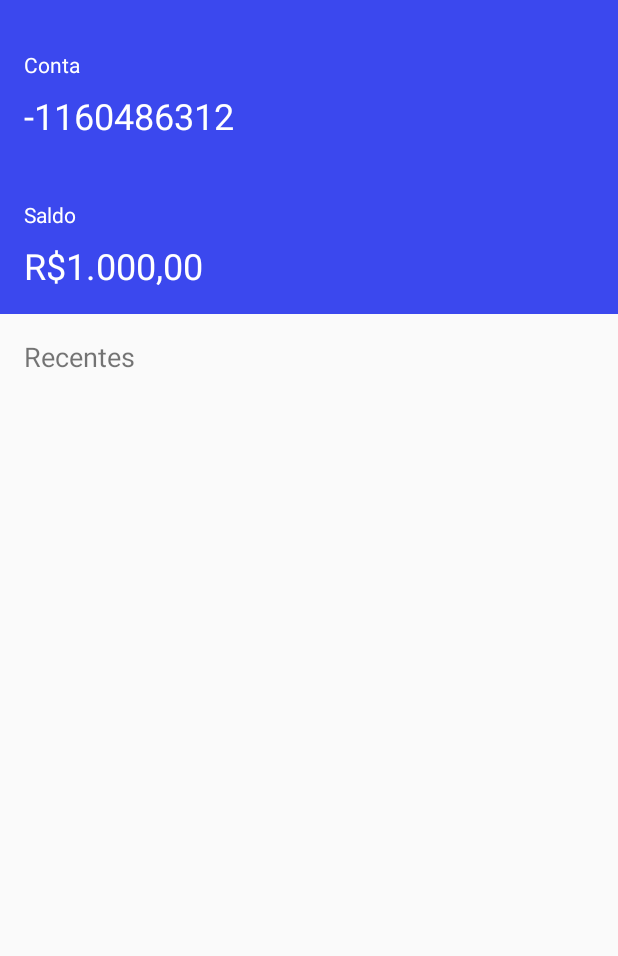
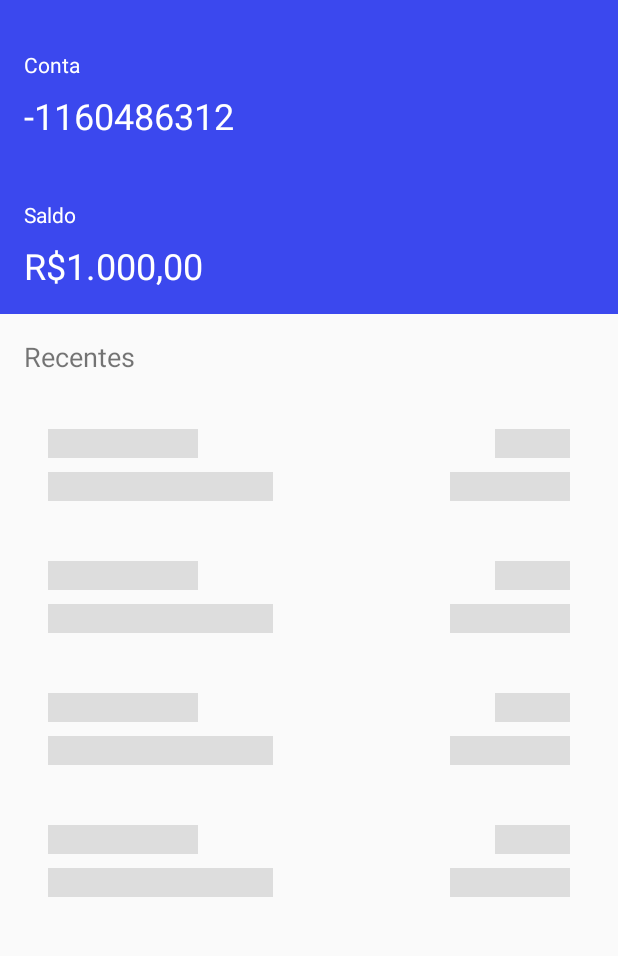
Before and after one commit to AldenirRodrigues/TesteAndroidv2, an Android app: the screen it shows after launch once a user with an empty profile is signed in (MainActivity), on a phone screen of 412 x 824 dp, the part 106-1062 px from its top. Run offline under Robolectric (Android 15) with nearby library versions, the phone set to English and light mode, and no system bars; our stand-ins replace ButterKnife, Firebase (no records; nobody signed in at launch, a user with empty details on screens opened directly), Shimmer; libraries missing offline, so code that uses them is left out: com.github.rtoshiro.util; 3 statements that could not run were skipped.

Commit message:
Implementação shimmer

```diff
--- a/app/build.gradle
+++ b/app/build.gradle
@@ -44,6 +44,9 @@ dependencies {
     implementation 'com.google.android.material:material:1.1.0'
     implementation 'androidx.multidex:multidex:2.0.1'
 
+    //Facebook shimmer
+    implementation 'com.facebook.shimmer:shimmer:0.5.0'
+
     //Mascara
     implementation 'com.github.rtoshiro.mflibrary:mflibrary:1.0.0'
 
--- a/app/src/main/java/com/example/testeandroidv2/view/MainActivity.java
+++ b/app/src/main/java/com/example/testeandroidv2/view/MainActivity.java
@@ -9,6 +9,7 @@ import android.content.DialogInterface;
 import android.content.Intent;
 import android.content.SharedPreferences;
 import android.os.Bundle;
+import android.view.View;
 import android.widget.ImageView;
 import android.widget.TextView;
 
@@ -19,6 +20,7 @@ import com.example.testeandroidv2.model.Extrato;
 import com.example.testeandroidv2.model.Pagamentos;
 import com.example.testeandroidv2.model.StatementList;
 import com.example.testeandroidv2.server.DataServer;
+import com.facebook.shimmer.ShimmerFrameLayout;
 import com.github.rtoshiro.util.format.MaskFormatter;
 import com.github.rtoshiro.util.format.SimpleMaskFormatter;
 import com.github.rtoshiro.util.format.text.MaskTextWatcher;
@@ -55,11 +57,13 @@ public class MainActivity extends AppCompatActivity {
     public ImageView logout;
     @BindView(R.id.appbar)
     public CollapsingToolbarLayout toolbarLayout;
+    @BindView(R.id.shimerFrameLayout)
+    public ShimmerFrameLayout shimmerFrameLayout;
+
     private List<StatementList> lists = new ArrayList<>();
     private Locale locale = new Locale("pt", "BR");
     private NumberFormat real = NumberFormat.getCurrencyInstance(locale);
     private double receita, despesa;
-
 
     @Override
     protected void onCreate(Bundle savedInstanceState) {
@@ -92,6 +96,7 @@ public class MainActivity extends AppCompatActivity {
             @Override
             public void onResponse(Call<Pagamentos> call, Response<Pagamentos> response) {
                 if (response.isSuccessful()) {
+
                     lists = response.body().getStatementList();
                     for (StatementList list : lists) {
                         double receitas = Double.parseDouble(String.valueOf(list.mValue));
@@ -105,6 +110,8 @@ public class MainActivity extends AppCompatActivity {
                         }
                         saldo.setText(real.format(receita+despesa));
                     }
+                    shimmerFrameLayout.setVisibility(View.GONE);
+                    shimmerFrameLayout.stopShimmer();
 
                     ExtratoAdapter adapter = new ExtratoAdapter(MainActivity.this, lists);
                     listaGastos.setAdapter(adapter);
--- a/app/src/main/res/layout/activity_main.xml
+++ b/app/src/main/res/layout/activity_main.xml
@@ -106,6 +106,7 @@
         android:layout_height="match_parent"
         app:layout_behavior="com.google.android.material.appbar.AppBarLayout$ScrollingViewBehavior">
 
+
         <androidx.constraintlayout.widget.ConstraintLayout
             android:layout_width="match_parent"
             android:layout_height="match_parent"
@@ -117,6 +118,7 @@
                 android:layout_height="wrap_content"
                 android:orientation="vertical"
                 android:padding="16dp"
+                app:layout_constraintBottom_toTopOf="@+id/linearLayout3"
                 app:layout_constraintEnd_toEndOf="parent"
                 app:layout_constraintStart_toStartOf="parent"
                 app:layout_constraintTop_toTopOf="parent">
@@ -129,6 +131,34 @@
                     android:textSize="18dp" />
             </LinearLayout>
 
+            <com.facebook.shimmer.ShimmerFrameLayout
+                android:id="@+id/shimerFrameLayout"
+                android:layout_width="0dp"
+                android:layout_height="match_parent"
+                android:layout_gravity="center"
+                app:layout_constraintEnd_toEndOf="parent"
+                app:layout_constraintStart_toStartOf="parent"
+                app:layout_constraintTop_toBottomOf="@+id/linearLayout2">
+
+                <LinearLayout
+                    android:layout_width="match_parent"
+                    android:layout_height="wrap_content"
+                    android:orientation="vertical">
+
+                    <include layout="@layout/card_shimmer" />
+
+                    <include layout="@layout/card_shimmer" />
+
+                    <include layout="@layout/card_shimmer" />
+
+                    <include layout="@layout/card_shimmer" />
+
+
+                </LinearLayout>
+
+
+            </com.facebook.shimmer.ShimmerFrameLayout>
+
             <androidx.recyclerview.widget.RecyclerView
                 android:id="@+id/recyclerView"
                 android:layout_width="match_parent"
@@ -139,9 +169,15 @@
                 app:layout_constraintTop_toBottomOf="@+id/linearLayout2" />
 
             <LinearLayout
-                android:layout_width="match_parent"
-                android:layout_height="match_parent"
-                android:orientation="horizontal">
+                android:id="@+id/linearLayout3"
+                android:layout_width="0dp"
+                android:layout_height="0dp"
+                android:layout_marginBottom="410dp"
+                android:orientation="horizontal"
+                app:layout_constraintBottom_toBottomOf="parent"
+                app:layout_constraintEnd_toEndOf="parent"
+                app:layout_constraintStart_toStartOf="parent"
+                app:layout_constraintTop_toBottomOf="@+id/linearLayout2">
 
 
             </LinearLayout>
--- /dev/null
+++ b/app/src/main/res/layout/card_shimmer.xml
@@ -0,0 +1,68 @@
+<?xml version="1.0" encoding="utf-8"?>
+<com.facebook.shimmer.ShimmerFrameLayout xmlns:android="http://schemas.android.com/apk/res/android"
+    xmlns:app="http://schemas.android.com/apk/res-auto"
+    android:layout_width="match_parent"
+    android:layout_height="80dp"
+    android:layout_marginStart="16dp"
+    android:layout_marginLeft="16dp"
+    android:layout_marginTop="4dp"
+    android:layout_marginEnd="16dp"
+    android:layout_marginRight="16dp"
+    android:layout_marginBottom="4dp"
+    android:elevation="8dp"
+    app:cardCornerRadius="8dp">
+
+    <RelativeLayout
+        android:layout_width="match_parent"
+        android:layout_height="match_parent">
+
+        <TextView
+            android:id="@+id/textView3"
+            android:layout_width="100dp"
+            android:layout_height="wrap_content"
+            android:layout_alignParentStart="true"
+            android:layout_alignParentLeft="true"
+            android:layout_alignParentTop="true"
+            android:layout_marginStart="16dp"
+            android:layout_marginLeft="16dp"
+            android:layout_marginTop="16dp"
+            android:background="@color/placeholder_bg"/>
+
+        <TextView
+            android:id="@+id/textDescricao"
+            android:layout_width="150dp"
+            android:layout_height="wrap_content"
+            android:layout_alignParentStart="true"
+            android:layout_alignParentLeft="true"
+            android:layout_alignParentBottom="true"
+            android:layout_marginStart="16dp"
+            android:layout_marginLeft="16dp"
+            android:layout_marginBottom="16dp"
+            android:background="@color/placeholder_bg"
+            />
+
+        <TextView
+            android:id="@+id/textValor"
+            android:layout_width="80dp"
+            android:layout_height="wrap_content"
+            android:layout_alignParentEnd="true"
+            android:layout_alignParentRight="true"
+            android:layout_alignParentBottom="true"
+            android:layout_marginEnd="16dp"
+            android:layout_marginRight="16dp"
+            android:layout_marginBottom="16dp"
+            android:background="@color/placeholder_bg"/>
+
+        <TextView
+            android:id="@+id/textData"
+            android:layout_width="50dp"
+            android:layout_height="wrap_content"
+            android:layout_alignParentTop="true"
+            android:layout_alignParentEnd="true"
+            android:layout_alignParentRight="true"
+            android:layout_marginTop="16dp"
+            android:layout_marginEnd="16dp"
+            android:layout_marginRight="16dp"
+            android:background="@color/placeholder_bg" />
+    </RelativeLayout>
+</com.facebook.shimmer.ShimmerFrameLayout>
--- a/app/src/main/res/values/colors.xml
+++ b/app/src/main/res/values/colors.xml
@@ -3,6 +3,7 @@
     <color name="colorPrimary">#3b48ee</color>
     <color name="colorPrimaryDark">#3b48ee</color>
     <color name="colorAccent">#3b48ee</color>
+    <color name="placeholder_bg">#dddddd</color>
 
 
 
```
